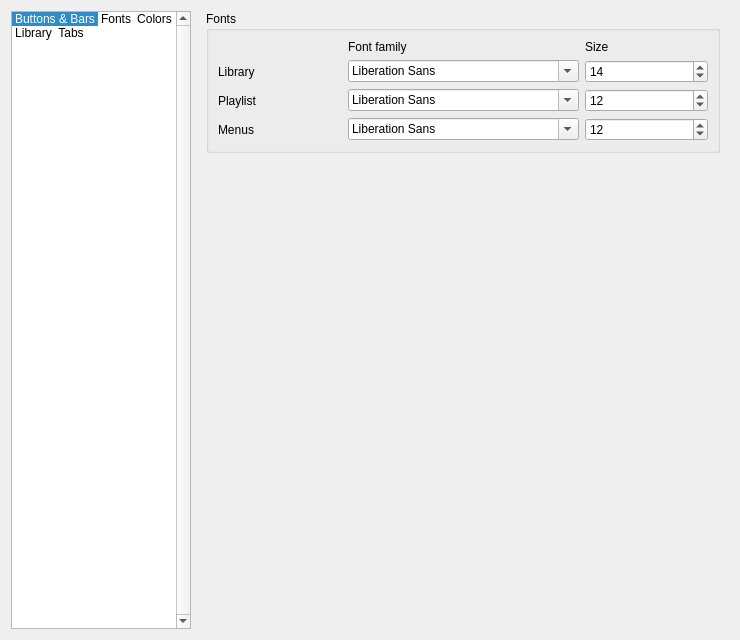
The window that src/Player/customizetheme.ui (MBach/Miam-Player) describes before a commit, drawn with Qt 5.
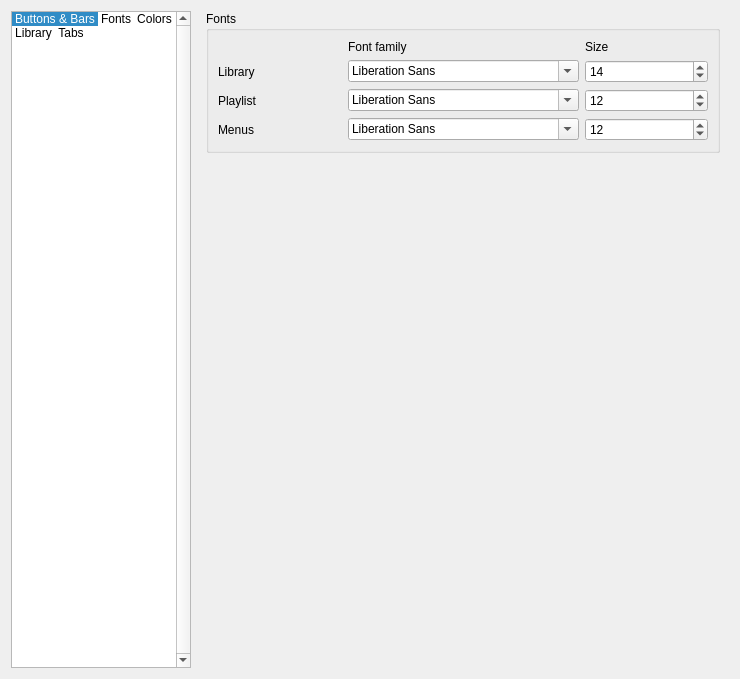
The same window after the commit. The open tabs and pages were chosen to show the change. Icons and pictures are not drawn. Custom widgets are drawn as their Qt base class.

What changed in the file:
```diff
--- a/src/Player/customizetheme.ui
+++ b/src/Player/customizetheme.ui
@@ -7,7 +7,7 @@
     <x>0</x>
     <y>0</y>
     <width>740</width>
-    <height>640</height>
+    <height>679</height>
    </rect>
   </property>
   <property name="windowTitle">
@@ -75,7 +75,7 @@
        <string>Buttons &amp; Bars</string>
       </property>
       <property name="textAlignment">
-       <set>AlignHCenter|AlignVCenter|AlignCenter</set>
+       <set>AlignCenter</set>
       </property>
       <property name="icon">
        <iconset resource="player.qrc">
@@ -90,7 +90,7 @@
        <string>Fonts</string>
       </property>
       <property name="textAlignment">
-       <set>AlignHCenter|AlignVCenter|AlignCenter</set>
+       <set>AlignCenter</set>
       </property>
       <property name="icon">
        <iconset resource="player.qrc">
@@ -102,7 +102,7 @@
        <string>Colors</string>
       </property>
       <property name="textAlignment">
-       <set>AlignHCenter|AlignVCenter|AlignCenter</set>
+       <set>AlignCenter</set>
       </property>
       <property name="icon">
        <iconset resource="player.qrc">
@@ -114,7 +114,7 @@
        <string>Library</string>
       </property>
       <property name="textAlignment">
-       <set>AlignHCenter|AlignVCenter|AlignCenter</set>
+       <set>AlignCenter</set>
       </property>
       <property name="icon">
        <iconset resource="player.qrc">
@@ -126,7 +126,7 @@
        <string>Tabs</string>
       </property>
       <property name="textAlignment">
-       <set>AlignHCenter|AlignVCenter|AlignCenter</set>
+       <set>AlignCenter</set>
       </property>
       <property name="icon">
        <iconset resource="player.qrc">
```
Left out of the diff: 20 changed lines with no effect on the pictures.
